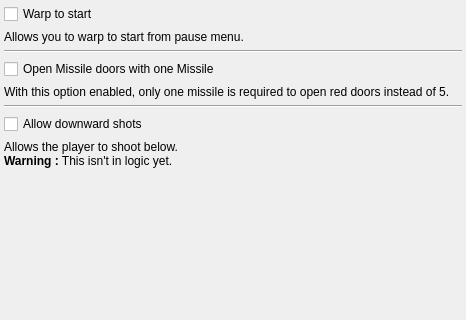
This is randovania/games/planets_zebeth/gui/ui_files/preset_planets_zebeth_patches.ui in randovania/randovania as Qt 5 draws it before an edit; both pictures show x 0 to 466 and y 0 to 320 of the 466 by 599 pixel window. The edited form follows.
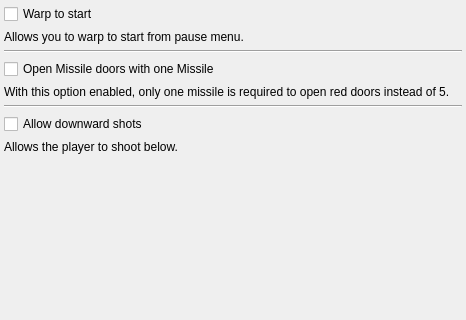
This is the edited form.

Commit message: Planets (Zebeth): Remove warning about logic for Allow Downward Shots

What changed in the file:
```diff
--- a/randovania/games/planets_zebeth/gui/ui_files/preset_planets_zebeth_patches.ui
+++ b/randovania/games/planets_zebeth/gui/ui_files/preset_planets_zebeth_patches.ui
@@ -106,7 +106,7 @@
     <item>
      <widget class="QLabel" name="allow_downward_shots_label">
       <property name="text">
-       <string>Allows the player to shoot below.&lt;br&gt;&lt;span style=&quot; font-weight:700;&quot;&gt;Warning :&lt;/span&gt; This isn't in logic yet.</string>
+       <string>Allows the player to shoot below.</string>
       </property>
      </widget>
     </item>
```
The commit also changes 1 other file.
